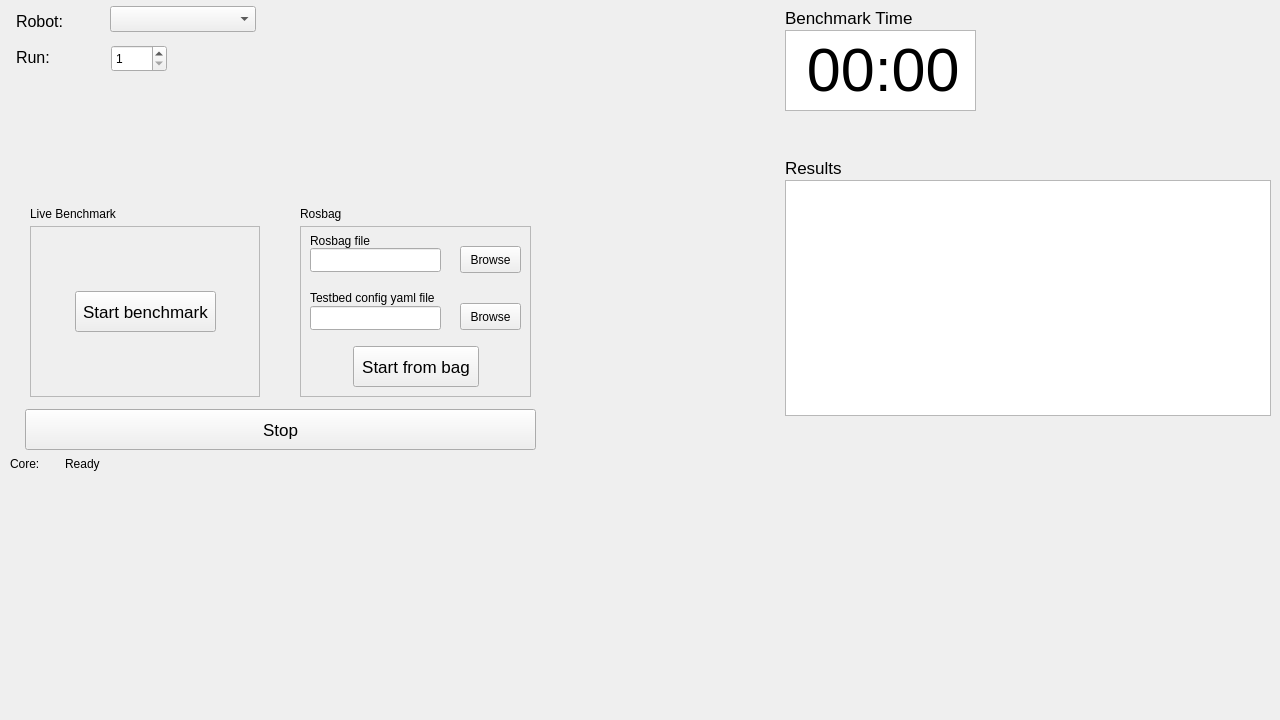
This is gui/benchmark_gui/src/benchmark_gui/benchmark_gui.ui in madrob-beast/eurobench_benchmarking_software as Qt 5 draws it before an edit. The edited form follows.
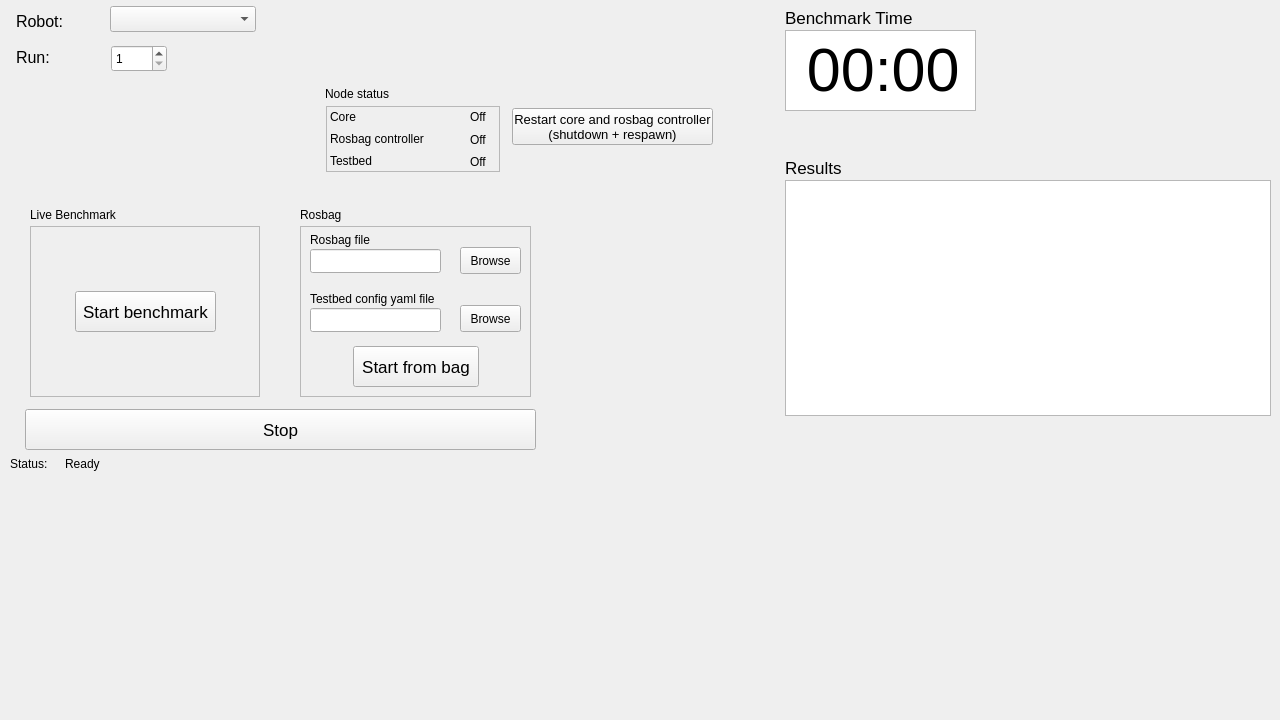
This is the edited form.

Commit message: Error handling, status checks in GUI, respawn nodes

```diff
--- a/gui/benchmark_gui/src/benchmark_gui/benchmark_gui.ui
+++ b/gui/benchmark_gui/src/benchmark_gui/benchmark_gui.ui
@@ -109,7 +109,7 @@
     <string>Stop</string>
    </property>
   </widget>
-  <widget class="QLabel" name="core_label">
+  <widget class="QLabel" name="benchmark_status_label">
    <property name="geometry">
     <rect>
      <x>10</x>
@@ -119,7 +119,7 @@
     </rect>
    </property>
    <property name="text">
-    <string>Core:</string>
+    <string>Status:</string>
    </property>
   </widget>
   <widget class="QLabel" name="status_label">
@@ -329,7 +329,7 @@
     <property name="geometry">
      <rect>
       <x>160</x>
-      <y>20</y>
+      <y>21</y>
       <width>61</width>
       <height>27</height>
      </rect>
@@ -342,7 +342,7 @@
     <property name="geometry">
      <rect>
       <x>160</x>
-      <y>77</y>
+      <y>79</y>
       <width>61</width>
       <height>27</height>
      </rect>
@@ -355,9 +355,9 @@
     <property name="geometry">
      <rect>
       <x>10</x>
-      <y>7</y>
+      <y>5</y>
       <width>101</width>
-      <height>16</height>
+      <height>18</height>
      </rect>
     </property>
     <property name="text">
@@ -368,9 +368,9 @@
     <property name="geometry">
      <rect>
       <x>10</x>
-      <y>64</y>
-      <width>151</width>
-      <height>16</height>
+      <y>63</y>
+      <width>171</width>
+      <height>19</height>
      </rect>
     </property>
     <property name="text">
@@ -381,7 +381,7 @@
     <property name="geometry">
      <rect>
       <x>10</x>
-      <y>22</y>
+      <y>23</y>
       <width>131</width>
       <height>24</height>
      </rect>
@@ -391,7 +391,7 @@
     <property name="geometry">
      <rect>
       <x>10</x>
-      <y>80</y>
+      <y>82</y>
       <width>131</width>
       <height>24</height>
      </rect>
@@ -403,8 +403,8 @@
     <rect>
      <x>30</x>
      <y>206</y>
-     <width>101</width>
-     <height>16</height>
+     <width>121</width>
+     <height>17</height>
     </rect>
    </property>
    <property name="text">
@@ -417,13 +417,142 @@
      <x>300</x>
      <y>206</y>
      <width>101</width>
-     <height>16</height>
+     <height>17</height>
     </rect>
    </property>
    <property name="text">
     <string>Rosbag</string>
    </property>
   </widget>
+  <widget class="QFrame" name="frame_3">
+   <property name="geometry">
+    <rect>
+     <x>326</x>
+     <y>106</y>
+     <width>174</width>
+     <height>66</height>
+    </rect>
+   </property>
+   <property name="frameShape">
+    <enum>QFrame::StyledPanel</enum>
+   </property>
+   <property name="frameShadow">
+    <enum>QFrame::Raised</enum>
+   </property>
+   <widget class="QLabel" name="core_label">
+    <property name="geometry">
+     <rect>
+      <x>4</x>
+      <y>2</y>
+      <width>101</width>
+      <height>17</height>
+     </rect>
+    </property>
+    <property name="text">
+     <string>Core</string>
+    </property>
+   </widget>
+   <widget class="QLabel" name="rosbag_controller_label">
+    <property name="geometry">
+     <rect>
+      <x>4</x>
+      <y>24</y>
+      <width>130</width>
+      <height>17</height>
+     </rect>
+    </property>
+    <property name="text">
+     <string>Rosbag controller</string>
+    </property>
+   </widget>
+   <widget class="QLabel" name="testbed_label">
+    <property name="geometry">
+     <rect>
+      <x>4</x>
+      <y>46</y>
+      <width>111</width>
+      <height>17</height>
+     </rect>
+    </property>
+    <property name="text">
+     <string>Testbed</string>
+    </property>
+   </widget>
+   <widget class="QLabel" name="core_status_label">
+    <property name="geometry">
+     <rect>
+      <x>144</x>
+      <y>2</y>
+      <width>31</width>
+      <height>17</height>
+     </rect>
+    </property>
+    <property name="text">
+     <string>Off</string>
+    </property>
+    <property name="textFormat">
+     <enum>Qt::AutoText</enum>
+    </property>
+   </widget>
+   <widget class="QLabel" name="rosbag_controller_status_label">
+    <property name="geometry">
+     <rect>
+      <x>144</x>
+      <y>25</y>
+      <width>31</width>
+      <height>17</height>
+     </rect>
+    </property>
+    <property name="text">
+     <string>Off</string>
+    </property>
+   </widget>
+   <widget class="QLabel" name="testbed_status_label">
+    <property name="geometry">
+     <rect>
+      <x>144</x>
+      <y>47</y>
+      <width>31</width>
+      <height>17</height>
+     </rect>
+    </property>
+    <property name="text">
+     <string>Off</string>
+    </property>
+   </widget>
+  </widget>
+  <widget class="QLabel" name="node_status_label">
+   <property name="geometry">
+    <rect>
+     <x>325</x>
+     <y>86</y>
+     <width>101</width>
+     <height>16</height>
+    </rect>
+   </property>
+   <property name="text">
+    <string>Node status</string>
+   </property>
+  </widget>
+  <widget class="QPushButton" name="restart_core_and_rosbag_button">
+   <property name="geometry">
+    <rect>
+     <x>512</x>
+     <y>108</y>
+     <width>201</width>
+     <height>37</height>
+    </rect>
+   </property>
+   <property name="font">
+    <font>
+     <pointsize>10</pointsize>
+    </font>
+   </property>
+   <property name="text">
+    <string>Restart core and rosbag controller
+(shutdown + respawn)</string>
+   </property>
+  </widget>
   <zorder>robot_combo</zorder>
   <zorder>robot_label</zorder>
   <zorder>benchmark_name_label</zorder>
```
Left out of the diff: 5 changed lines with no effect on the pictures. The commit also changes 7 other files.
